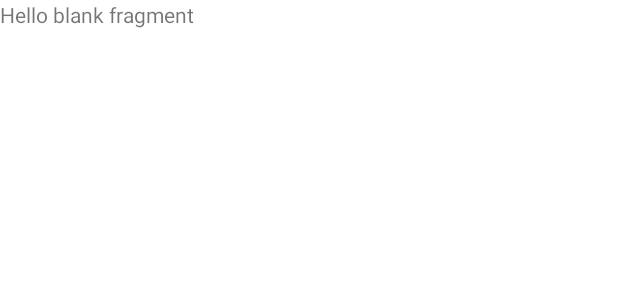
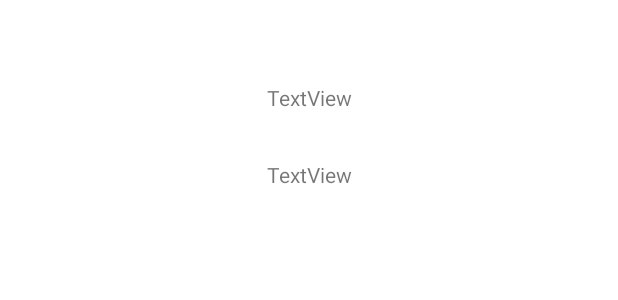
Before and after one commit to sam19981/InClass07_002787959_002783511, an Android app: the layout fragment_notes.xml on its own in the app's theme, with its tools: preview values and no code run, on a phone screen of 412 x 824 dp. Shown: the top 300 px of the screen. Run offline under Robolectric (Android 15) with nearby library versions, the phone set to English and light mode, and no system bars; network calls fail.

```diff
--- a/app/src/main/java/com/example/inclass07/DataModel/Notes.java
+++ b/app/src/main/java/com/example/inclass07/DataModel/Notes.java
@@ -4,7 +4,7 @@ import java.util.ArrayList;
 
 public class Notes {
 
-    class Note
+    public static class Note
     {
         String _id;
         String text;
--- a/app/src/main/java/com/example/inclass07/Login.java
+++ b/app/src/main/java/com/example/inclass07/Login.java
@@ -146,7 +146,6 @@ public class Login  extends Fragment  {
                                                      .add("email", email.getText().toString())
                                                      .add("password", password.getText().toString())
                                                      .build();
-                                             //Log.d("print", "onClick: " + email.getText().toString() + " " + password.getText().toString());
 
                                              Request request = new Request.Builder()
                                                      .url(BASE_URL + "/login")
--- a/app/src/main/res/layout/fragment_notes.xml
+++ b/app/src/main/res/layout/fragment_notes.xml
@@ -1,14 +1,29 @@
 <?xml version="1.0" encoding="utf-8"?>
-<FrameLayout xmlns:android="http://schemas.android.com/apk/res/android"
+<androidx.constraintlayout.widget.ConstraintLayout xmlns:android="http://schemas.android.com/apk/res/android"
+    xmlns:app="http://schemas.android.com/apk/res-auto"
     xmlns:tools="http://schemas.android.com/tools"
+    android:id="@+id/frameLayout2"
     android:layout_width="match_parent"
     android:layout_height="match_parent"
-    tools:context=".Notes">
+    tools:context=".Notes" >
 
-    <!-- TODO: Update blank fragment layout -->
     <TextView
-        android:layout_width="match_parent"
-        android:layout_height="match_parent"
-        android:text="@string/hello_blank_fragment" />
+        android:id="@+id/DnotesId"
+        android:layout_width="wrap_content"
+        android:layout_height="wrap_content"
+        android:layout_marginTop="55dp"
+        android:text="TextView"
+        app:layout_constraintEnd_toEndOf="parent"
+        app:layout_constraintStart_toStartOf="parent"
+        app:layout_constraintTop_toTopOf="parent" />
 
-</FrameLayout>
+    <TextView
+        android:id="@+id/noteTextId"
+        android:layout_width="wrap_content"
+        android:layout_height="wrap_content"
+        android:layout_marginTop="32dp"
+        android:text="TextView"
+        app:layout_constraintEnd_toEndOf="parent"
+        app:layout_constraintStart_toStartOf="parent"
+        app:layout_constraintTop_toBottomOf="@+id/DnotesId" />
+</androidx.constraintlayout.widget.ConstraintLayout>
--- a/app/src/main/res/layout/notesrecycler.xml
+++ b/app/src/main/res/layout/notesrecycler.xml
@@ -9,9 +9,9 @@
     app:cardElevation="8dp">
 
     <LinearLayout
-        android:layout_width="0dp"
+        android:layout_width="match_parent"
         android:layout_height="wrap_content"
-        android:layout_margin="8dp"
+        android:layout_margin="6dp"
         android:layout_weight="2"
         android:orientation="vertical">
 
@@ -32,7 +32,7 @@
             android:layout_marginTop="6dp"
             android:textColor="@color/purple_500"
             android:textSize="18sp"
-            android:textStyle="bold"></TextView>
+            android:textStyle="bold" />
     </LinearLayout>
 
 </androidx.cardview.widget.CardView>
```
Also changed, not shown: app/src/main/java/com/example/inclass07/LoadData/LoadDataAsync.java (added, +101 -0 lines), app/src/main/java/com/example/inclass07/LoadData/NetworkResponseListner.java (added, +14 -0 lines), app/src/main/java/com/example/inclass07/Notes.java (+14 -1 lines), app/src/main/java/com/example/inclass07/NotesAdapter.java (+55 -2 lines), app/src/main/java/com/example/inclass07/NotesDisplay.java (+26 -2 lines).
